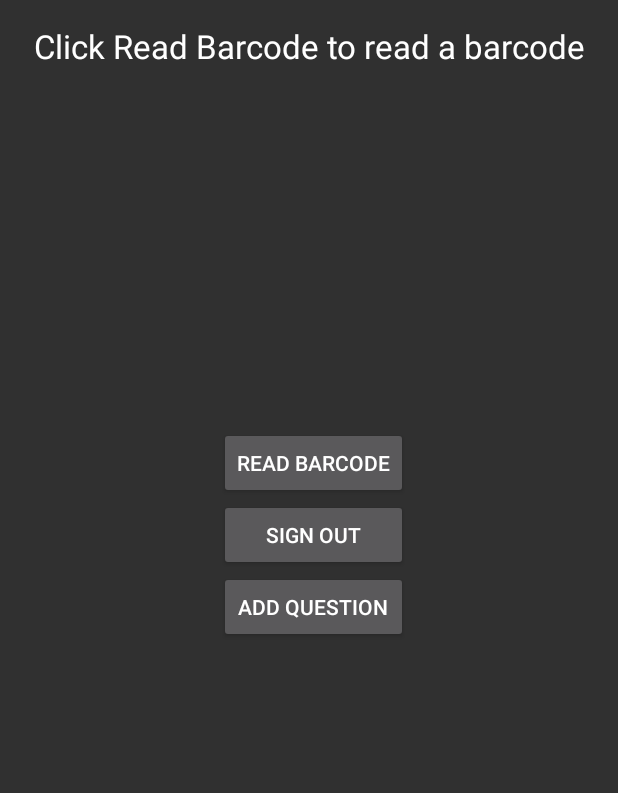
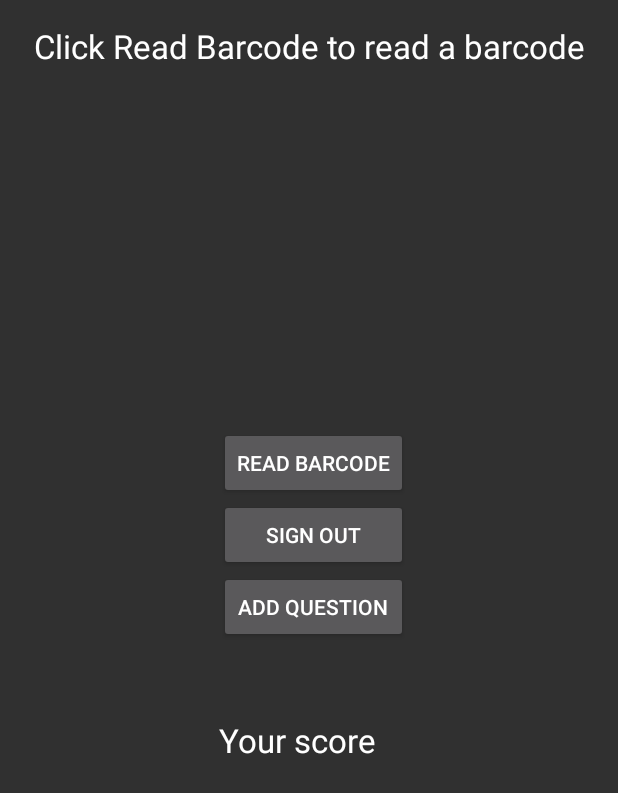
Before and after one commit to ioanacic/Licenta-QR-Code-Scanner, an Android app: the screen it shows after launch (SecondActivity), after a tap on "CAMERA", on a phone screen of 412 x 824 dp. Shown: the top 793 px of the screen. Run offline under Robolectric (Android 15) with nearby library versions, the phone set to English and light mode, and no system bars; our stand-ins replace Firebase (no records; nobody signed in at launch, a user with empty details on screens opened directly); 1 statement that could not run was skipped.

Commit message:
get the answers of a user and update score

```diff
--- a/app/src/main/res/layout/second_activity.xml
+++ b/app/src/main/res/layout/second_activity.xml
@@ -1,5 +1,6 @@
 <?xml version="1.0" encoding="utf-8"?>
 <LinearLayout xmlns:android="http://schemas.android.com/apk/res/android"
+    xmlns:app="http://schemas.android.com/apk/res-auto"
     xmlns:tools="http://schemas.android.com/tools"
     android:layout_width="match_parent"
     android:layout_height="match_parent"
@@ -87,6 +88,38 @@
                     android:layout_height="wrap_content" />
             </TableRow>
 
+            <TableRow
+                android:layout_width="match_parent"
+                android:layout_height="match_parent" >
+
+                <Space
+                    android:layout_width="wrap_content"
+                    android:layout_height="50dp" />
+            </TableRow>
+
+            <TableRow
+                android:layout_width="match_parent"
+                android:layout_height="match_parent" >
+
+                <Space
+                    android:layout_width="wrap_content"
+                    android:layout_height="wrap_content" />
+
+                <TextView
+                    android:id="@+id/yourScoreTextView"
+                    android:layout_width="wrap_content"
+                    android:layout_height="wrap_content"
+                    android:text="Your score"
+                    android:textAppearance="@style/TextAppearance.AppCompat.Large"
+                    app:autoSizeTextType="none" />
+
+                <TextView
+                    android:id="@+id/scoreField"
+                    android:layout_width="wrap_content"
+                    android:layout_height="wrap_content"
+                    android:textAppearance="@style/TextAppearance.AppCompat.Large" />
+            </TableRow>
+
         </TableLayout>
     </LinearLayout>
 
```
Also changed, not shown: app/src/main/java/com/google/android/gms/samples/vision/barcodereader/SecondActivity.java (+30 -94 lines), app/src/main/java/com/google/android/gms/samples/vision/barcodereader/User.java (+2 -21 lines).
